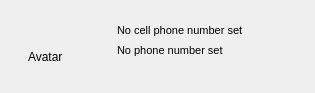
Old version of the form wengophone/src/presentation/qt/contactlist/userWidget.ui in the repository tkrotoff/WengoPhone.
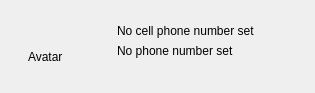
New version of the form. Icons and pictures are not drawn.

What changed in the file:
```diff
--- a/wengophone/src/presentation/qt/contactlist/userWidget.ui
+++ b/wengophone/src/presentation/qt/contactlist/userWidget.ui
@@ -157,7 +157,7 @@
          <item>
           <widget class="QLabel" name="cellPhoneLabel" >
            <property name="text" >
-            <string>&lt;html>&lt;head>&lt;meta name="qrichtext" content="1" />&lt;/head>&lt;body style=" white-space: pre-wrap; font-family:MS Shell Dlg; font-size:8.25pt; font-weight:400; font-style:normal; text-decoration:none;">&lt;p style=" margin-top:0px; margin-bottom:0px; margin-left:0px; margin-right:0px; -qt-block-indent:0; text-indent:0px; font-size:8pt;">No cell phone number set&lt;/p>&lt;/body>&lt;/html></string>
+            <string>No cell phone number set</string>
            </property>
           </widget>
          </item>
@@ -203,7 +203,7 @@
          <item>
           <widget class="QLabel" name="homePhoneLabel" >
            <property name="text" >
-            <string>&lt;html>&lt;head>&lt;meta name="qrichtext" content="1" />&lt;/head>&lt;body style=" white-space: pre-wrap; font-family:MS Shell Dlg; font-size:8.25pt; font-weight:400; font-style:normal; text-decoration:none;">&lt;p style=" margin-top:0px; margin-bottom:0px; margin-left:0px; margin-right:0px; -qt-block-indent:0; text-indent:0px; font-size:8pt;">No phone number set&lt;/p>&lt;/body>&lt;/html></string>
+            <string>No phone number set</string>
            </property>
           </widget>
          </item>
```
